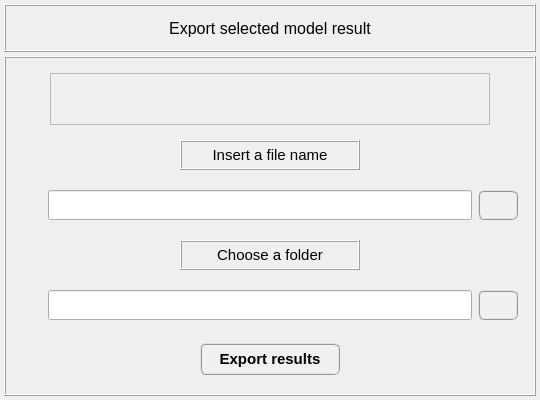
MOPT-UFSC/VIBRA, file vibra/interface/data/ui_files/data_handler/export_model_results.ui: the form before one commit.
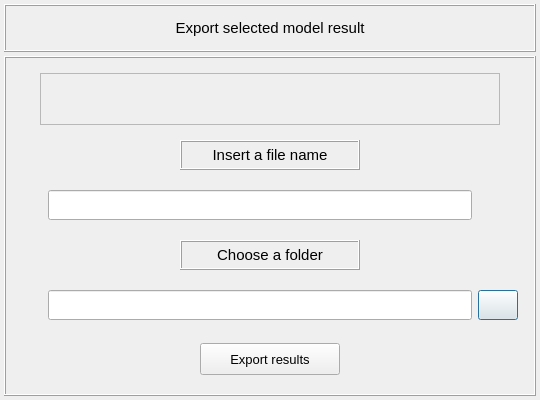
The form after the commit. Icons and pictures are not drawn.

The edit to the form file:
```diff
--- a/vibra/interface/data/ui_files/data_handler/export_model_results.ui
+++ b/vibra/interface/data/ui_files/data_handler/export_model_results.ui
@@ -103,7 +103,7 @@
         <property name="font">
          <font>
           <family>MS Shell Dlg 2</family>
-          <pointsize>12</pointsize>
+          <pointsize>11</pointsize>
           <weight>50</weight>
           <italic>false</italic>
           <bold>false</bold>
@@ -390,23 +390,25 @@
               <property name="font">
                <font>
                 <family>MS Shell Dlg 2</family>
-                <pointsize>11</pointsize>
-                <weight>75</weight>
+                <pointsize>10</pointsize>
+                <weight>50</weight>
                 <italic>false</italic>
-                <bold>true</bold>
+                <bold>false</bold>
                </font>
               </property>
               <property name="whatsThis">
                <string>Choose a folder to export the model results.</string>
               </property>
               <property name="styleSheet">
-               <string notr="true">QPushButton{border-radius: 6px; border-color: rgb(150, 150, 150); border-style: ridge; border-width: 2px; color: rgb(0, 0, 0); background-color: rgb(240, 240, 240); font: 75 bold 11pt &quot;MS Shell Dlg 2&quot;}
-QPushButton:hover{border-radius: 6px; border-color: rgb(0, 170, 255); border-style: ridge; border-width: 2px; color: rgb(0, 0, 0); background-color: rgba(174, 213, 255, 100); font: 75 bold 11pt &quot;MS Shell Dlg 2&quot;}
-QPushButton:pressed{border-radius: 6px; border-color: rgb(0, 170, 255); border-style: ridge; border-width: 3px; color: rgb(0, 0, 0); background-color: rgb(174, 213, 255); font: 75 bold 11pt &quot;MS Shell Dlg 2&quot;}</string>
+               <string notr="true"/>
               </property>
               <property name="text">
                <string/>
               </property>
+              <property name="icon">
+               <iconset>
+                <normaloff>../../icons/import.png</normaloff>../../icons/import.png</iconset>
+              </property>
               <property name="iconSize">
                <size>
                 <width>20</width>
@@ -509,10 +511,13 @@
               <property name="alignment">
                <set>Qt::AlignCenter</set>
               </property>
+              <property name="clearButtonEnabled">
+               <bool>true</bool>
+              </property>
              </widget>
             </item>
             <item row="0" column="2">
-             <widget class="QPushButton" name="pushButton_reset_filename">
+             <widget class="QFrame" name="frame_3">
               <property name="minimumSize">
                <size>
                 <width>40</width>
@@ -525,31 +530,11 @@
                 <height>30</height>
                </size>
               </property>
-              <property name="font">
-               <font>
-                <family>MS Shell Dlg 2</family>
-                <pointsize>11</pointsize>
-                <weight>75</weight>
-                <italic>false</italic>
-                <bold>true</bold>
-               </font>
+              <property name="frameShape">
+               <enum>QFrame::NoFrame</enum>
               </property>
-              <property name="whatsThis">
-               <string>Reset file name.</string>
-              </property>
-              <property name="styleSheet">
-               <string notr="true">QPushButton{border-radius: 6px; border-color: rgb(150, 150, 150); border-style: ridge; border-width: 2px; color: rgb(0, 0, 0); background-color: rgb(240, 240, 240); font: 75 bold 11pt &quot;MS Shell Dlg 2&quot;}
-QPushButton:hover{border-radius: 6px; border-color: rgb(0, 170, 255); border-style: ridge; border-width: 2px; color: rgb(0, 0, 0); background-color: rgba(174, 213, 255, 100); font: 75 bold 11pt &quot;MS Shell Dlg 2&quot;}
-QPushButton:pressed{border-radius: 6px; border-color: rgb(0, 170, 255); border-style: ridge; border-width: 3px; color: rgb(0, 0, 0); background-color: rgb(174, 213, 255); font: 75 bold 11pt &quot;MS Shell Dlg 2&quot;}</string>
-              </property>
-              <property name="text">
-               <string/>
-              </property>
-              <property name="iconSize">
-               <size>
-                <width>20</width>
-                <height>20</height>
-               </size>
+              <property name="frameShadow">
+               <enum>QFrame::Raised</enum>
               </property>
              </widget>
             </item>
@@ -592,7 +577,7 @@
             <property name="spacing">
              <number>2</number>
             </property>
-            <item row="0" column="1">
+            <item row="0" column="0">
              <widget class="QPushButton" name="pushButton_export_results">
               <property name="minimumSize">
                <size>
@@ -609,42 +594,20 @@
               <property name="font">
                <font>
                 <family>MS Shell Dlg 2</family>
-                <pointsize>11</pointsize>
-                <weight>75</weight>
+                <pointsize>10</pointsize>
+                <weight>50</weight>
                 <italic>false</italic>
-                <bold>true</bold>
+                <bold>false</bold>
                </font>
               </property>
               <property name="styleSheet">
-               <string notr="true">QPushButton{border-radius: 6px; border-color: rgb(150, 150, 150); border-style: ridge; border-width: 2px; color: rgb(0, 0, 0); background-color: rgb(240, 240, 240); font: 75 bold 11pt &quot;MS Shell Dlg 2&quot;}
-QPushButton:hover{border-radius: 6px; border-color: rgb(0, 170, 255); border-style: ridge; border-width: 2px; color: rgb(0, 0, 0); background-color: rgba(174, 213, 255, 100); font: 75 bold 11pt &quot;MS Shell Dlg 2&quot;}
-QPushButton:pressed{border-radius: 6px; border-color: rgb(0, 170, 255); border-style: ridge; border-width: 3px; color: rgb(0, 0, 0); background-color: rgb(174, 213, 255); font: 75 bold 11pt &quot;MS Shell Dlg 2&quot;}</string>
+               <string notr="true"/>
               </property>
               <property name="text">
                <string>Export results</string>
               </property>
              </widget>
             </item>
-            <item row="0" column="0">
-             <widget class="QFrame" name="frame_16">
-              <property name="frameShape">
-               <enum>QFrame::NoFrame</enum>
-              </property>
-              <property name="frameShadow">
-               <enum>QFrame::Raised</enum>
-              </property>
-             </widget>
-            </item>
-            <item row="0" column="2">
-             <widget class="QFrame" name="frame_18">
-              <property name="frameShape">
-               <enum>QFrame::NoFrame</enum>
-              </property>
-              <property name="frameShadow">
-               <enum>QFrame::Raised</enum>
-              </property>
-             </widget>
-            </item>
            </layout>
           </widget>
          </item>
@@ -676,7 +639,7 @@
              <widget class="QLabel" name="label_data_information">
               <property name="maximumSize">
                <size>
-                <width>440</width>
+                <width>460</width>
                 <height>16777215</height>
                </size>
               </property>
```
